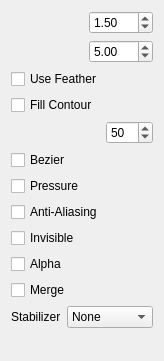
Qt form app/ui/tooloptions.ui (pencil2d/pencil) before a commit.
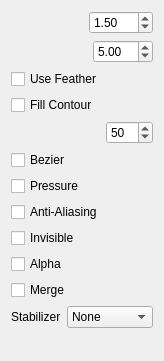
The same form after that commit. Custom widgets are drawn as their Qt base class.

Commit message: Max feather changed from 100 to 99, to avoid full tranparency

```diff
--- a/app/ui/tooloptions.ui
+++ b/app/ui/tooloptions.ui
@@ -77,7 +77,7 @@
         <double>0.100000000000000</double>
        </property>
        <property name="maximum">
-        <double>100.000000000000000</double>
+        <double>99.000000000000000</double>
        </property>
        <property name="value">
         <double>5.000000000000000</double>
```
The commit also changes 1 other file.
